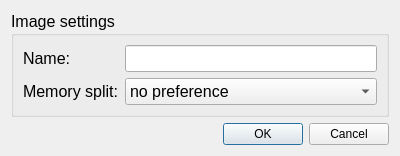
Above: BerrybootGUI2.0/editdialog.ui from maxnet/berryboot before the change. Below: the same form after it.
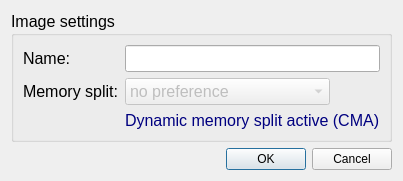
That is the form after the change.

What changed in the file:
```diff
--- a/BerrybootGUI2.0/editdialog.ui
+++ b/BerrybootGUI2.0/editdialog.ui
@@ -25,6 +25,9 @@
       <string>Image settings</string>
      </property>
      <layout class="QFormLayout" name="formLayout">
+      <property name="fieldGrowthPolicy">
+       <enum>QFormLayout::ExpandingFieldsGrow</enum>
+      </property>
       <item row="0" column="0">
        <widget class="QLabel" name="label">
         <property name="text">
@@ -44,6 +47,9 @@
       </item>
       <item row="1" column="1">
        <widget class="QComboBox" name="memsplitCombo">
+        <property name="enabled">
+         <bool>false</bool>
+        </property>
         <item>
          <property name="text">
           <string>no preference</string>
@@ -71,6 +77,50 @@
         </item>
        </widget>
       </item>
+      <item row="2" column="1">
+       <widget class="QLabel" name="label_3">
+        <property name="palette">
+         <palette>
+          <active>
+           <colorrole role="WindowText">
+            <brush brushstyle="SolidPattern">
+             <color alpha="255">
+              <red>0</red>
+              <green>0</green>
+              <blue>128</blue>
+             </color>
+            </brush>
+           </colorrole>
+          </active>
+          <inactive>
+           <colorrole role="WindowText">
+            <brush brushstyle="SolidPattern">
+             <color alpha="255">
+              <red>0</red>
+              <green>0</green>
+              <blue>128</blue>
+             </color>
+            </brush>
+           </colorrole>
+          </inactive>
+          <disabled>
+           <colorrole role="WindowText">
+            <brush brushstyle="SolidPattern">
+             <color alpha="255">
+              <red>144</red>
+              <green>141</green>
+              <blue>139</blue>
+             </color>
+            </brush>
+           </colorrole>
+          </disabled>
+         </palette>
+        </property>
+        <property name="text">
+         <string>Dynamic memory split active (CMA)</string>
+        </property>
+       </widget>
+      </item>
      </layout>
     </widget>
    </item>
```
